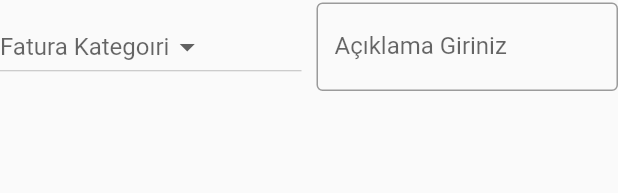
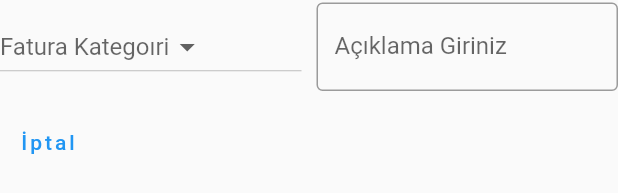
Before and after one commit to gokgorkem/on_muhasebe_ypy, a Flutter app: the YeniFaturaSatislarBody widget shown alone on an empty page, opened directly, on a phone screen of 412 x 824 dp. Shown: the part 188-381 px from the top of the screen. Run offline on Flutter 3.47's test engine with Material 2 defaults, Android fonts, the phone set to English and light mode, and no system bars; our stand-ins replace chopper, dartz, data_connection_checker, equatable, fl_chart, flutter_datetime_picker and 2 more; missing offline and left inert: shared_preferences_web.

Commit message:
Case 32 Update yeni fatura satislar body add iptal button
 Updated yeni fatura satislar body add iptal button

```diff
--- a/lib/features/yeni_fatura_satislar/presentation/widgets/yeni_fatura_satislar_body.dart
+++ b/lib/features/yeni_fatura_satislar/presentation/widgets/yeni_fatura_satislar_body.dart
@@ -153,6 +153,12 @@ class _YeniFaturaSatislarBodyState extends State<YeniFaturaSatislarBody> {
                   ),
                 ),
               ],
+            ),
+            SizedBox(height: 10),
+            Row(
+              children: [
+                TextButton(onPressed: () => null, child: Text("İptal")),
+              ],
             )
           ],
         ),
```
